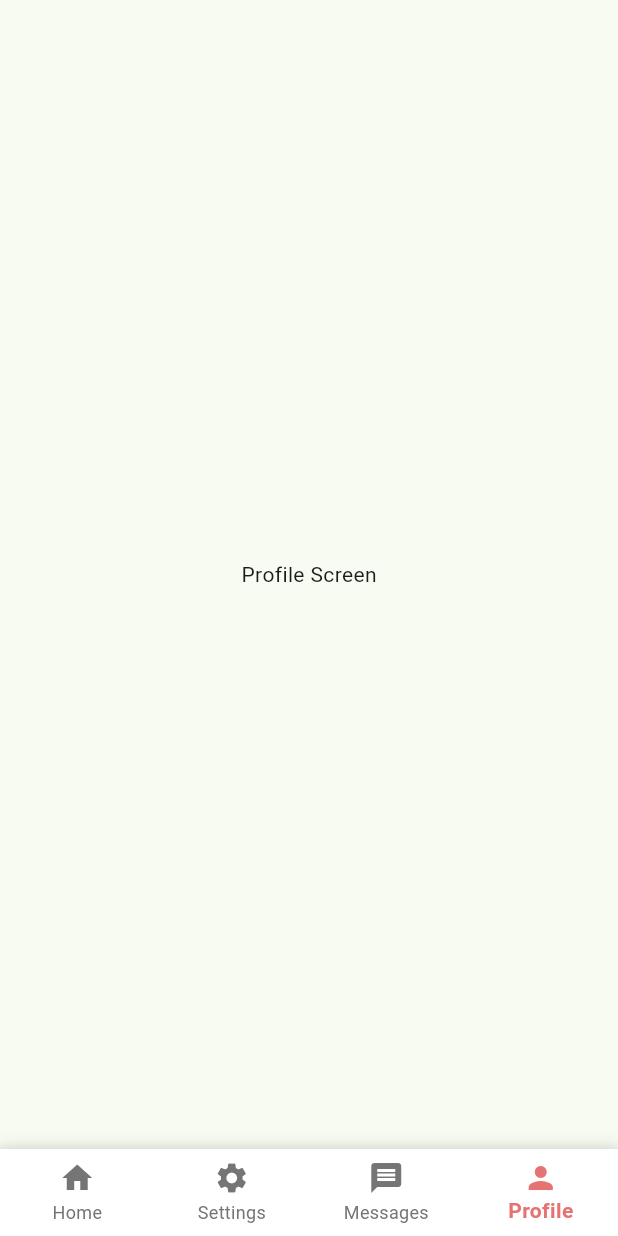
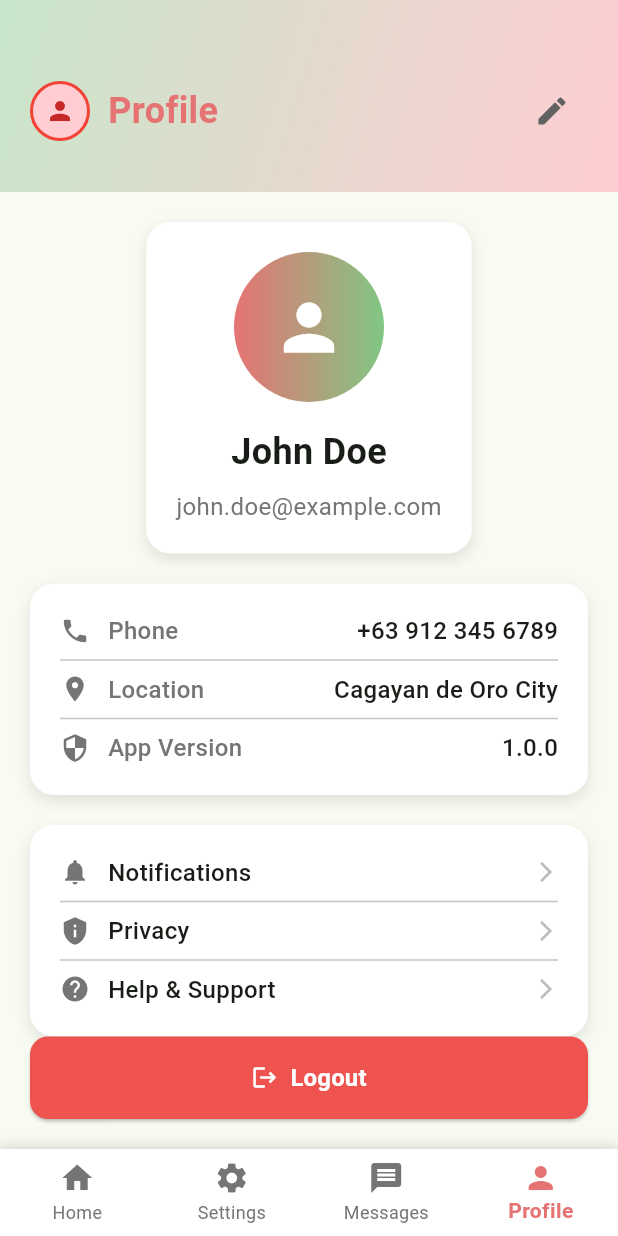
Before and after one commit to reymartjohneva/SafeSpot, a Flutter app: the MainScreen screen opened by its route, item 4 of the bottom bar chosen, on a phone screen of 412 x 824 dp. Run offline on Flutter 3.47's test engine with Material 3 defaults, Android fonts, the phone set to English and light mode, and no system bars; our stand-ins replace flutter_local_notifications, flutter_map, geolocator, latlong2, permission_handler.

Commit message:
feat: added profile screen

```diff
--- a/lib/screens/home_screen.dart
+++ b/lib/screens/home_screen.dart
@@ -4,6 +4,7 @@ import 'package:latlong2/latlong.dart';
 import 'package:geolocator/geolocator.dart';
 import 'package:permission_handler/permission_handler.dart';
 import 'package:flutter_local_notifications/flutter_local_notifications.dart';
+import 'profile_screen.dart';
 
 // Geofence model
 class Geofence {
@@ -467,7 +468,7 @@ class _MainScreenState extends State<MainScreen> with WidgetsBindingObserver {
           // Placeholder screens for navigation
           const Center(child: Text('Settings Screen')),
           const Center(child: Text('Messages Screen')),
-          const Center(child: Text('Profile Screen')),
+          const ProfileScreen(),
         ],
       ),
       bottomNavigationBar: Container(
--- /dev/null
+++ b/lib/screens/profile_screen.dart
@@ -0,0 +1,379 @@
+import 'package:flutter/material.dart';
+import '../pages/login_page.dart';
+
+class ProfileScreen extends StatefulWidget {
+  const ProfileScreen({Key? key}) : super(key: key);
+
+  @override
+  State<ProfileScreen> createState() => _ProfileScreenState();
+}
+
+class _ProfileScreenState extends State<ProfileScreen> {
+  // Temporary user data (since no backend)
+  final String userName = "John Doe";
+  final String userEmail = "john.doe@example.com";
+  final String userPhone = "+63 912 345 6789";
+  final String userLocation = "Cagayan de Oro City";
+
+  void _showLogoutDialog() {
+    showDialog(
+      context: context,
+      builder: (BuildContext context) {
+        return AlertDialog(
+          title: const Text('Logout'),
+          content: const Text('Are you sure you want to logout?'),
+          actions: [
+            TextButton(
+              onPressed: () {
+                Navigator.of(context).pop(); // Close dialog
+              },
+              child: const Text('Cancel'),
+            ),
+            TextButton(
+              onPressed: () {
+                Navigator.of(context).pop(); // Close dialog
+                _performLogout();
+              },
+              child: const Text('Logout', style: TextStyle(color: Colors.red)),
+            ),
+          ],
+        );
+      },
+    );
+  }
+
+  void _performLogout() {
+    // Show logout confirmation
+    ScaffoldMessenger.of(context).showSnackBar(
+      const SnackBar(
+        content: Text('Logged out successfully'),
+        backgroundColor: Colors.green,
+        duration: Duration(seconds: 2),
+      ),
+    );
+
+    // Navigate to login page and clear navigation stack
+    Navigator.of(context).pushAndRemoveUntil(
+      MaterialPageRoute(builder: (context) => const LoginPage()),
+          (Route<dynamic> route) => false,
+    );
+  }
+
+  void _editProfile() {
+    ScaffoldMessenger.of(context).showSnackBar(
+      const SnackBar(
+        content: Text('Edit profile functionality coming soon!'),
+        duration: Duration(seconds: 2),
+      ),
+    );
+  }
+
+  @override
+  Widget build(BuildContext context) {
+    return Scaffold(
+      body: Column(
+        children: [
+          // Header with gradient background
+          Container(
+            padding: const EdgeInsets.only(top: 50, left: 20, right: 20, bottom: 30),
+            decoration: BoxDecoration(
+              gradient: LinearGradient(
+                begin: Alignment.topLeft,
+                end: Alignment.bottomRight,
+                colors: [
+                  Colors.green.shade100,
+                  Colors.red.shade100,
+                ],
+              ),
+            ),
+            child: Row(
+              children: [
+                Container(
+                  height: 40,
+                  width: 40,
+                  decoration: BoxDecoration(
+                    shape: BoxShape.circle,
+                    color: Colors.red.shade100,
+                    border: Border.all(color: Colors.red, width: 2),
+                  ),
+                  child: Center(
+                    child: Icon(
+                      Icons.person,
+                      color: Colors.red.shade800,
+                      size: 20,
+                    ),
+                  ),
+                ),
+                const SizedBox(width: 12),
+                Text(
+                  'Profile',
+                  style: TextStyle(
+                    fontSize: 24,
+                    fontWeight: FontWeight.bold,
+                    color: Colors.red.shade300,
+                  ),
+                ),
+                const Spacer(),
+                IconButton(
+                  onPressed: _editProfile,
+                  icon: Icon(
+                    Icons.edit,
+                    color: Colors.grey.shade700,
+                  ),
+                ),
+              ],
+            ),
+          ),
+
+          // Profile Content
+          Expanded(
+            child: Padding(
+              padding: const EdgeInsets.all(20),
+              child: Column(
+                children: [
+                  // Profile Picture and Basic Info
+                  Container(
+                    padding: const EdgeInsets.all(20),
+                    decoration: BoxDecoration(
+                      color: Colors.white,
+                      borderRadius: BorderRadius.circular(16),
+                      boxShadow: [
+                        BoxShadow(
+                          color: Colors.black.withOpacity(0.1),
+                          blurRadius: 8,
+                          offset: const Offset(0, 4),
+                        ),
+                      ],
+                    ),
+                    child: Column(
+                      children: [
+                        // Profile Picture
+                        Container(
+                          width: 100,
+                          height: 100,
+                          decoration: BoxDecoration(
+                            shape: BoxShape.circle,
+                            gradient: LinearGradient(
+                              colors: [Colors.red.shade300, Colors.green.shade300],
+                            ),
+                          ),
+                          child: const Icon(
+                            Icons.person,
+                            size: 50,
+                            color: Colors.white,
+                          ),
+                        ),
+                        const SizedBox(height: 16),
+
+                        // User Name
+                        Text(
+                          userName,
+                          style: const TextStyle(
+                            fontSize: 24,
+                            fontWeight: FontWeight.bold,
+                          ),
+                        ),
+                        const SizedBox(height: 8),
+
+                        // User Email
+                        Text(
+                          userEmail,
+                          style: TextStyle(
+                            fontSize: 16,
+                            color: Colors.grey.shade600,
+                          ),
+                        ),
+                      ],
+                    ),
+                  ),
+
+                  const SizedBox(height: 20),
+
+                  // Profile Details
+                  Container(
+                    padding: const EdgeInsets.all(20),
+                    decoration: BoxDecoration(
+                      color: Colors.white,
+                      borderRadius: BorderRadius.circular(16),
+                      boxShadow: [
+                        BoxShadow(
+                          color: Colors.black.withOpacity(0.1),
+                          blurRadius: 8,
+                          offset: const Offset(0, 4),
+                        ),
+                      ],
+                    ),
+                    child: Column(
+                      children: [
+                        _buildProfileItem(
+                          icon: Icons.phone,
+                          title: 'Phone',
+                          value: userPhone,
+                        ),
+                        const Divider(),
+                        _buildProfileItem(
+                          icon: Icons.location_on,
+                          title: 'Location',
+                          value: userLocation,
+                        ),
+                        const Divider(),
+                        _buildProfileItem(
+                          icon: Icons.security,
+                          title: 'App Version',
+                          value: '1.0.0',
+                        ),
+                      ],
+                    ),
+                  ),
+
+                  const SizedBox(height: 20),
+
+                  // Settings Options
+                  Container(
+                    padding: const EdgeInsets.all(20),
+                    decoration: BoxDecoration(
+                      color: Colors.white,
+                      borderRadius: BorderRadius.circular(16),
+                      boxShadow: [
+                        BoxShadow(
+                          color: Colors.black.withOpacity(0.1),
+                          blurRadius: 8,
+                          offset: const Offset(0, 4),
+                        ),
+                      ],
+                    ),
+                    child: Column(
+                      children: [
+                        _buildSettingsItem(
+                          icon: Icons.notifications,
+                          title: 'Notifications',
+                          onTap: () {
+                            ScaffoldMessenger.of(context).showSnackBar(
+                              const SnackBar(content: Text('Notification settings coming soon!')),
+                            );
+                          },
+                        ),
+                        const Divider(),
+                        _buildSettingsItem(
+                          icon: Icons.privacy_tip,
+                          title: 'Privacy',
+                          onTap: () {
+                            ScaffoldMessenger.of(context).showSnackBar(
+                              const SnackBar(content: Text('Privacy settings coming soon!')),
+                            );
+                          },
+                        ),
+                        const Divider(),
+                        _buildSettingsItem(
+                          icon: Icons.help,
+                          title: 'Help & Support',
+                          onTap: () {
+                            ScaffoldMessenger.of(context).showSnackBar(
+                              const SnackBar(content: Text('Help & Support coming soon!')),
+                            );
+                          },
+                        ),
+                      ],
+                    ),
+                  ),
+
+                  const Spacer(),
+
+                  // Logout Button
+                  SizedBox(
+                    width: double.infinity,
+                    child: ElevatedButton.icon(
+                      onPressed: _showLogoutDialog,
+                      icon: const Icon(Icons.logout, color: Colors.white),
+                      label: const Text(
+                        'Logout',
+                        style: TextStyle(
+                          fontSize: 16,
+                          fontWeight: FontWeight.bold,
+                        ),
+                      ),
+                      style: ElevatedButton.styleFrom(
+                        backgroundColor: Colors.red.shade400,
+                        foregroundColor: Colors.white,
+                        padding: const EdgeInsets.symmetric(vertical: 16),
+                        shape: RoundedRectangleBorder(
+                          borderRadius: BorderRadius.circular(12),
+                        ),
+                      ),
+                    ),
+                  ),
+                ],
+              ),
+            ),
+          ),
+        ],
+      ),
+    );
+  }
+
+  Widget _buildProfileItem({
+    required IconData icon,
+    required String title,
+    required String value,
+  }) {
+    return Row(
+      children: [
+        Icon(
+          icon,
+          color: Colors.grey.shade600,
+          size: 20,
+        ),
+        const SizedBox(width: 12),
+        Text(
+          title,
+          style: TextStyle(
+            fontSize: 16,
+            color: Colors.grey.shade600,
+            fontWeight: FontWeight.w500,
+          ),
+        ),
+        const Spacer(),
+        Text(
+          value,
+          style: const TextStyle(
+            fontSize: 16,
+            fontWeight: FontWeight.w500,
+          ),
+        ),
+      ],
+    );
+  }
+
+  Widget _buildSettingsItem({
+    required IconData icon,
+    required String title,
+    required VoidCallback onTap,
+  }) {
+    return InkWell(
+      onTap: onTap,
+      child: Row(
+        children: [
+          Icon(
+            icon,
+            color: Colors.grey.shade600,
+            size: 20,
+          ),
+          const SizedBox(width: 12),
+          Text(
+            title,
+            style: const TextStyle(
+              fontSize: 16,
+              fontWeight: FontWeight.w500,
+            ),
+          ),
+          const Spacer(),
+          Icon(
+            Icons.arrow_forward_ios,
+            color: Colors.grey.shade400,
+            size: 16,
+          ),
+        ],
+      ),
+    );
+  }
+}
```
